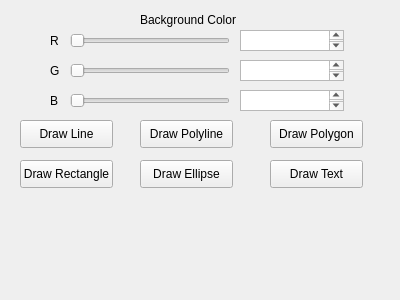
Before: the Qt Designer form 2DGraphicsModeler/palette.ui in Alex-the-666/2DGraphicsModular, drawn with Qt 5.
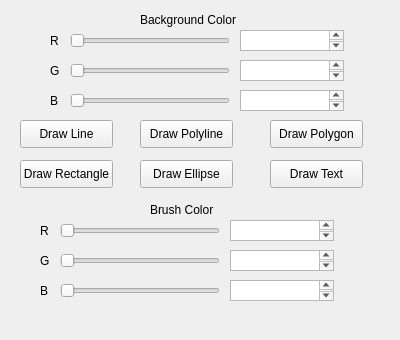
After: the same form once the commit is applied.

```diff
--- a/2DGraphicsModeler/palette.ui
+++ b/2DGraphicsModeler/palette.ui
@@ -7,7 +7,7 @@
     <x>0</x>
     <y>0</y>
     <width>400</width>
-    <height>300</height>
+    <height>340</height>
    </rect>
   </property>
   <property name="windowTitle">
@@ -212,6 +212,127 @@
     <string>Draw Text</string>
    </property>
   </widget>
+  <widget class="QPlainTextEdit" name="plainTextEdit_3">
+   <property name="geometry">
+    <rect>
+     <x>230</x>
+     <y>250</y>
+     <width>104</width>
+     <height>21</height>
+    </rect>
+   </property>
+  </widget>
+  <widget class="QLabel" name="label_5">
+   <property name="geometry">
+    <rect>
+     <x>150</x>
+     <y>200</y>
+     <width>71</width>
+     <height>20</height>
+    </rect>
+   </property>
+   <property name="text">
+    <string>Brush Color</string>
+   </property>
+  </widget>
+  <widget class="QLabel" name="label_6">
+   <property name="geometry">
+    <rect>
+     <x>40</x>
+     <y>250</y>
+     <width>16</width>
+     <height>21</height>
+    </rect>
+   </property>
+   <property name="text">
+    <string>G</string>
+   </property>
+  </widget>
+  <widget class="QLabel" name="label_7">
+   <property name="geometry">
+    <rect>
+     <x>40</x>
+     <y>280</y>
+     <width>16</width>
+     <height>21</height>
+    </rect>
+   </property>
+   <property name="text">
+    <string>B</string>
+   </property>
+  </widget>
+  <widget class="QLabel" name="label_8">
+   <property name="geometry">
+    <rect>
+     <x>40</x>
+     <y>220</y>
+     <width>16</width>
+     <height>21</height>
+    </rect>
+   </property>
+   <property name="text">
+    <string>R</string>
+   </property>
+  </widget>
+  <widget class="QPlainTextEdit" name="plainTextEdit_4">
+   <property name="geometry">
+    <rect>
+     <x>230</x>
+     <y>220</y>
+     <width>104</width>
+     <height>21</height>
+    </rect>
+   </property>
+  </widget>
+  <widget class="QSlider" name="horizontalSlider_4">
+   <property name="geometry">
+    <rect>
+     <x>60</x>
+     <y>280</y>
+     <width>160</width>
+     <height>22</height>
+    </rect>
+   </property>
+   <property name="orientation">
+    <enum>Qt::Horizontal</enum>
+   </property>
+  </widget>
+  <widget class="QTextEdit" name="textEdit_4">
+   <property name="geometry">
+    <rect>
+     <x>230</x>
+     <y>280</y>
+     <width>104</width>
+     <height>21</height>
+    </rect>
+   </property>
+  </widget>
+  <widget class="QSlider" name="horizontalSlider_5">
+   <property name="geometry">
+    <rect>
+     <x>60</x>
+     <y>250</y>
+     <width>160</width>
+     <height>22</height>
+    </rect>
+   </property>
+   <property name="orientation">
+    <enum>Qt::Horizontal</enum>
+   </property>
+  </widget>
+  <widget class="QSlider" name="horizontalSlider_6">
+   <property name="geometry">
+    <rect>
+     <x>60</x>
+     <y>220</y>
+     <width>160</width>
+     <height>22</height>
+    </rect>
+   </property>
+   <property name="orientation">
+    <enum>Qt::Horizontal</enum>
+   </property>
+  </widget>
  </widget>
  <resources/>
  <connections/>
```
